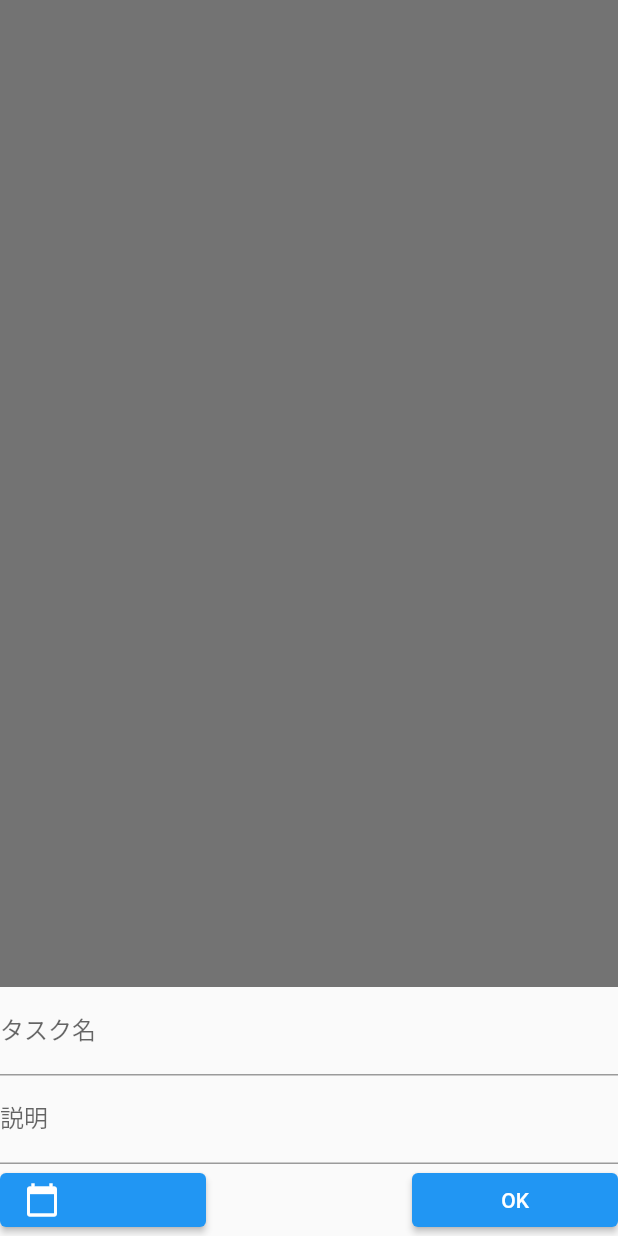
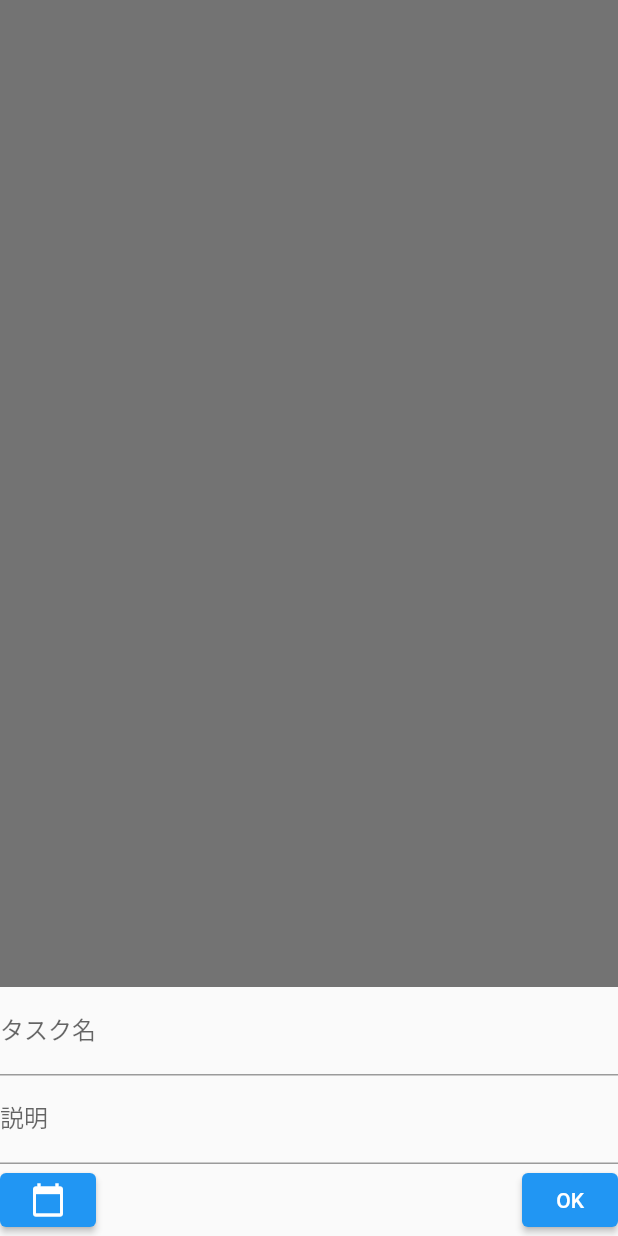
Before and after one commit to kojikokojiko/drift_demo, a Flutter app: the screen it shows after launch, after a tap on the "add" icon, on a phone screen of 412 x 824 dp. Run offline on Flutter 3.47's test engine with Material 2 defaults, Android fonts, the phone set to English and light mode, and no system bars; our stand-ins replace drift, flutter_datetime_picker, flutter_hooks, flutter_riverpod, flutter_slidable, freezed_annotation and 1 more; accounts and stored records are empty; generated files the repository leaves out were written again.

Commit message:
ボタン修正

```diff
--- a/lib/view/todo.dart
+++ b/lib/view/todo.dart
@@ -1,6 +1,7 @@
 import 'package:drift_demo/model/db/todo_db.dart';
 import 'package:drift_demo/view/todo_vm.dart';
 import 'package:flutter/cupertino.dart';
+import 'package:flutter/rendering.dart';
 import 'package:flutter_hooks/flutter_hooks.dart';
 import 'package:flutter_riverpod/flutter_riverpod.dart';
 import 'package:flutter/material.dart';
@@ -104,16 +105,11 @@ class Todo extends HookConsumerWidget  {
                             temp = temp.copyWith(description: value);
                           },
                         ),
-                        Table(
-                          defaultVerticalAlignment:
-                              TableCellVerticalAlignment.values[0],
-                          children: [
-                            TableRow(
-                              children: [
+
+                        Row(
+                          mainAxisAlignment:MainAxisAlignment.spaceBetween,
+                          children:[
                             ElevatedButton(
-
-
-
                               onPressed: () {
                                 DatePicker.showDateTimePicker(
                                   context,
@@ -147,10 +143,10 @@ class Todo extends HookConsumerWidget  {
                               },
                               child: Text('OK'),
                             ),
-                              ],
-                            ),
-                          ],
-                        ),
+
+                          ]
+                        )
+
                       ],
                     ),
                   );
```
Lines whose indentation alone changed are shown as unchanged.
